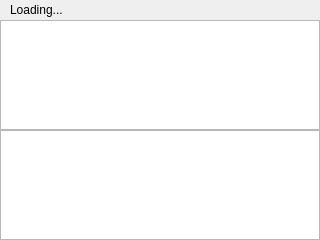
pjrinaldi/wombatforensics, file imageviewer.ui: the form before one commit.
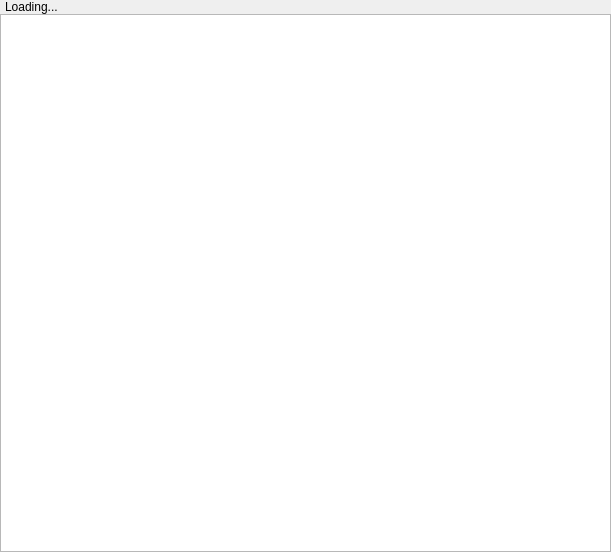
The form after the commit.

```diff
--- a/imageviewer.ui
+++ b/imageviewer.ui
@@ -6,8 +6,8 @@
    <rect>
     <x>0</x>
     <y>0</y>
-    <width>320</width>
-    <height>240</height>
+    <width>611</width>
+    <height>552</height>
    </rect>
   </property>
   <property name="windowTitle">
@@ -43,24 +43,14 @@
      <property name="leftMargin">
       <number>5</number>
      </property>
-     <item>
-      <spacer name="horizontalSpacer">
-       <property name="orientation">
-        <enum>Qt::Horizontal</enum>
-       </property>
-       <property name="sizeType">
-        <enum>QSizePolicy::Preferred</enum>
-       </property>
-       <property name="sizeHint" stdset="0">
-        <size>
-         <width>5</width>
-         <height>20</height>
-        </size>
-       </property>
-      </spacer>
-     </item>
      <item>
       <widget class="QLabel" name="label">
+       <property name="sizePolicy">
+        <sizepolicy hsizetype="Expanding" vsizetype="Preferred">
+         <horstretch>0</horstretch>
+         <verstretch>0</verstretch>
+        </sizepolicy>
+       </property>
        <property name="text">
         <string>Loading...</string>
        </property>
@@ -70,21 +60,11 @@
        <property name="scaledContents">
         <bool>true</bool>
        </property>
+       <property name="margin">
+        <number>5</number>
+       </property>
       </widget>
      </item>
-     <item>
-      <spacer name="horizontalSpacer_2">
-       <property name="orientation">
-        <enum>Qt::Horizontal</enum>
-       </property>
-       <property name="sizeHint" stdset="0">
-        <size>
-         <width>40</width>
-         <height>20</height>
-        </size>
-       </property>
-      </spacer>
-     </item>
     </layout>
    </item>
    <item>
@@ -114,44 +94,16 @@
       <enum>QListView::Batched</enum>
      </property>
      <property name="spacing">
-      <number>0</number>
+      <number>10</number>
      </property>
      <property name="viewMode">
       <enum>QListView::IconMode</enum>
      </property>
      <property name="uniformItemSizes">
-      <bool>true</bool>
-     </property>
-    </widget>
-   </item>
-   <item>
-    <widget class="QListView" name="listView">
-     <property name="sizeAdjustPolicy">
-      <enum>QAbstractScrollArea::AdjustIgnored</enum>
-     </property>
-     <property name="editTriggers">
-      <set>QAbstractItemView::NoEditTriggers</set>
-     </property>
-     <property name="showDropIndicator" stdset="0">
       <bool>false</bool>
      </property>
-     <property name="movement">
-      <enum>QListView::Static</enum>
-     </property>
-     <property name="resizeMode">
-      <enum>QListView::Adjust</enum>
-     </property>
-     <property name="layoutMode">
-      <enum>QListView::Batched</enum>
-     </property>
-     <property name="viewMode">
-      <enum>QListView::IconMode</enum>
-     </property>
-     <property name="uniformItemSizes">
-      <bool>true</bool>
-     </property>
-     <property name="batchSize">
-      <number>1</number>
+     <property name="selectionRectVisible">
+      <bool>false</bool>
      </property>
     </widget>
    </item>
```
Left out of the diff: 8 changed lines with no effect on the pictures.
